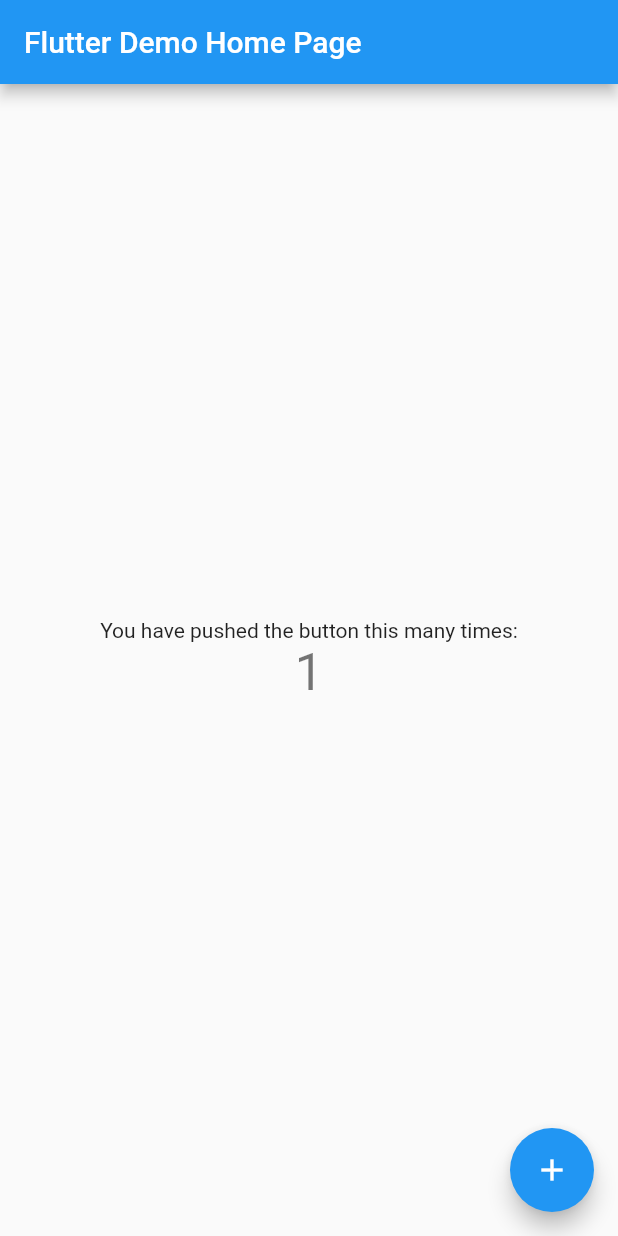
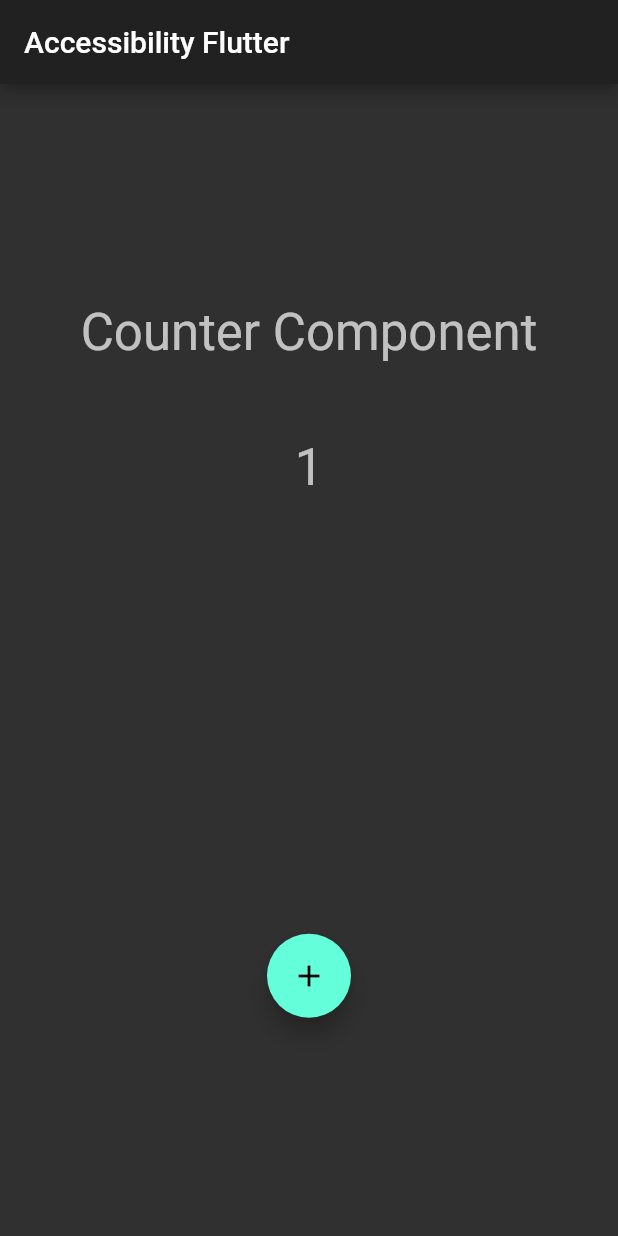
Before and after one commit to thiagoromendes/accessibility-flutter, a Flutter app: the screen it shows after launch, after a tap on the "add" icon, on a phone screen of 412 x 824 dp. Run offline on Flutter 3.47's test engine with Material 2 defaults, Android fonts, the phone set to English and light mode, and no system bars.

Commit message:
refactoring the project and started the new structure

```diff
--- a/lib/main.dart
+++ b/lib/main.dart
@@ -1,113 +1,21 @@
 import 'package:flutter/material.dart';
 
+import 'modules/home/page/home_page.dart';
+
 void main() {
-  runApp(MyApp());
+  runApp(AccessibilityApp());
 }
 
-class MyApp extends StatelessWidget {
-  // This widget is the root of your application.
+class AccessibilityApp extends StatelessWidget {
   @override
   Widget build(BuildContext context) {
     return MaterialApp(
-      title: 'Flutter Demo',
+      title: 'Accessibility',
       theme: ThemeData(
-        // This is the theme of your application.
-        //
-        // Try running your application with "flutter run". You'll see the
-        // application has a blue toolbar. Then, without quitting the app, try
-        // changing the primarySwatch below to Colors.green and then invoke
-        // "hot reload" (press "r" in the console where you ran "flutter run",
-        // or simply save your changes to "hot reload" in a Flutter IDE).
-        // Notice that the counter didn't reset back to zero; the application
-        // is not restarted.
+        brightness: Brightness.dark,
         primarySwatch: Colors.blue,
       ),
-      home: MyHomePage(title: 'Flutter Demo Home Page'),
+      home: HomePage(title: 'Accessibility Flutter'),
     );
   }
 }
-
-class MyHomePage extends StatefulWidget {
-  MyHomePage({Key? key, required this.title}) : super(key: key);
-
-  // This widget is the home page of your application. It is stateful, meaning
-  // that it has a State object (defined below) that contains fields that affect
-  // how it looks.
-
-  // This class is the configuration for the state. It holds the values (in this
-  // case the title) provided by the parent (in this case the App widget) and
-  // used by the build method of the State. Fields in a Widget subclass are
-  // always marked "final".
-
-  final String title;
-
-  @override
-  _MyHomePageState createState() => _MyHomePageState();
-}
-
-class _MyHomePageState extends State<MyHomePage> {
-  int _counter = 0;
-
-  void _incrementCounter() {
-    setState(() {
-      // This call to setState tells the Flutter framework that something has
-      // changed in this State, which causes it to rerun the build method below
-      // so that the display can reflect the updated values. If we changed
-      // _counter without calling setState(), then the build method would not be
-      // called again, and so nothing would appear to happen.
-      _counter++;
-    });
-  }
-
-  @override
-  Widget build(BuildContext context) {
-    // This method is rerun every time setState is called, for instance as done
-    // by the _incrementCounter method above.
-    //
-    // The Flutter framework has been optimized to make rerunning build methods
-    // fast, so that you can just rebuild anything that needs updating rather
-    // than having to individually change instances of widgets.
-    return Scaffold(
-      appBar: AppBar(
-        // Here we take the value from the MyHomePage object that was created by
-        // the App.build method, and use it to set our appbar title.
-        title: Text(widget.title),
-      ),
-      body: Center(
-        // Center is a layout widget. It takes a single child and positions it
-        // in the middle of the parent.
-        child: Column(
-          // Column is also a layout widget. It takes a list of children and
-          // arranges them vertically. By default, it sizes itself to fit its
-          // children horizontally, and tries to be as tall as its parent.
-          //
-          // Invoke "debug painting" (press "p" in the console, choose the
-          // "Toggle Debug Paint" action from the Flutter Inspector in Android
-          // Studio, or the "Toggle Debug Paint" command in Visual Studio Code)
-          // to see the wireframe for each widget.
-          //
-          // Column has various properties to control how it sizes itself and
-          // how it positions its children. Here we use mainAxisAlignment to
-          // center the children vertically; the main axis here is the vertical
-          // axis because Columns are vertical (the cross axis would be
-          // horizontal).
-          mainAxisAlignment: MainAxisAlignment.center,
-          children: <Widget>[
-            Text(
-              'You have pushed the button this many times:',
-            ),
-            Text(
-              '$_counter',
-              style: Theme.of(context).textTheme.headline4,
-            ),
-          ],
-        ),
-      ),
-      floatingActionButton: FloatingActionButton(
-        onPressed: _incrementCounter,
-        tooltip: 'Increment',
-        child: Icon(Icons.add),
-      ), // This trailing comma makes auto-formatting nicer for build methods.
-    );
-  }
-}
--- /dev/null
+++ b/lib/modules/home/components/counter.dart
@@ -0,0 +1,46 @@
+import 'package:flutter/material.dart';
+
+class Counter extends StatefulWidget {
+  @override
+  _CounterState createState() => _CounterState();
+}
+
+class _CounterState extends State<Counter> {
+  int _counter = 0;
+
+  void _increment() {
+    setState(() {
+      _counter++;
+    });
+  }
+
+  @override
+  Widget build(BuildContext context) {
+    return Column(
+      mainAxisAlignment: MainAxisAlignment.spaceAround,
+      children: [
+        Center(
+          child: Column(
+            mainAxisAlignment: MainAxisAlignment.center,
+            children: <Widget>[
+              Text(
+                'Counter Component',
+                style: Theme.of(context).textTheme.headline4,
+              ),
+              SizedBox(height: 50),
+              Text(
+                '$_counter',
+                style: Theme.of(context).textTheme.headline4,
+              ),
+            ],
+          ),
+        ),
+        FloatingActionButton(
+          onPressed: _increment,
+          tooltip: 'Increment',
+          child: Icon(Icons.add),
+        )
+      ],
+    );
+  }
+}
--- /dev/null
+++ b/lib/modules/home/page/home_page.dart
@@ -0,0 +1,18 @@
+import 'package:accessibility/modules/home/components/counter.dart';
+import 'package:flutter/material.dart';
+
+class HomePage extends StatelessWidget {
+  HomePage({required this.title});
+
+  final String title;
+
+  @override
+  Widget build(BuildContext context) {
+    return Scaffold(
+      appBar: AppBar(
+        title: Text(title),
+      ),
+      body: Counter(),
+    );
+  }
+}
```
Also changed, not shown: 1 other file.
